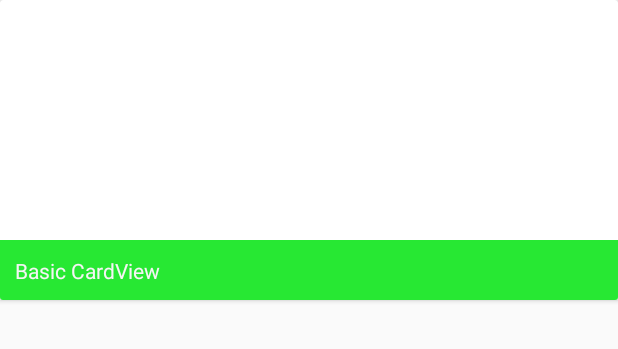
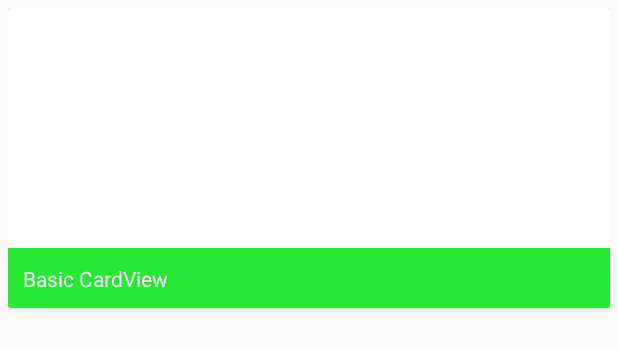
Before and after one commit to jaredkaczynski/MyUMass, an Android app: the layout dining_card_layout.xml on its own in the app's theme, with its tools: preview values and no code run, on a phone screen of 412 x 824 dp. Shown: the top 349 px of the screen. Run offline under Robolectric (Android 15) with nearby library versions, the phone set to English and light mode, and no system bars.

Commit message:
Cards are good enough for now. Moving on to touch events.

```diff
--- a/app/src/main/java/razrsword/main/MainActivity.java
+++ b/app/src/main/java/razrsword/main/MainActivity.java
@@ -27,13 +27,14 @@ public class MainActivity extends NavigationActivity {
         gridview.setAdapter(new ButtonAdapter(this));
         gridview.setExpanded(true);
 
+        /*
         gridview.setOnItemClickListener(new AdapterView.OnItemClickListener() {
             public void onItemClick(AdapterView<?> parent, View v,
                                     int position, long id) {
                 Toast.makeText(MainActivity.this, "" + position,
                         Toast.LENGTH_SHORT).show();
             }
-        });
+        });*/
         /*FloatingActionButton fab = (FloatingActionButton) findViewById(R.id.fab);
         fab.setOnClickListener(new View.OnClickListener() {
             @Override
--- a/app/src/main/res/layout/dining_card_layout.xml
+++ b/app/src/main/res/layout/dining_card_layout.xml
@@ -3,7 +3,8 @@
     android:orientation="vertical"
     android:layout_width="fill_parent"
     android:layout_height="fill_parent"
-    android:gravity="center_horizontal">
+    android:gravity="center_horizontal"
+    android:padding="5dp">
 
     <android.support.v7.widget.CardView
         android:layout_width="fill_parent"
```
Also changed, not shown: app/src/main/java/razrsword/dining/DiningLocation.java (+0 -8 lines).
